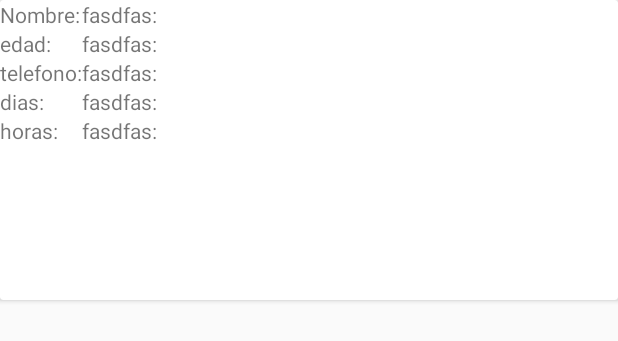
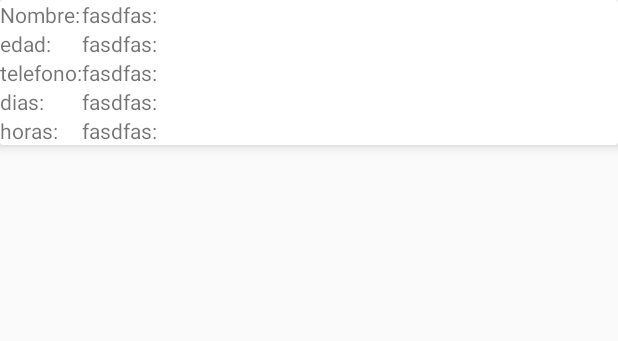
Before and after one commit to GhostDante/babykids, an Android app: the layout item_nana.xml on its own in the app's theme, with its tools: preview values and no code run, on a phone screen of 412 x 824 dp. Shown: the top 341 px of the screen. Run offline under Robolectric (Android 15) with nearby library versions, the light colour scheme and no system bars.

Commit message:
agregar otra niñera y ajustes al cardview

```diff
--- a/app/src/main/java/com/example/dante/babykids/DataBase.java
+++ b/app/src/main/java/com/example/dante/babykids/DataBase.java
@@ -35,6 +35,13 @@ public class DataBase extends SQLiteOpenHelper {
         values2.put("horas","2:00PM-12:00PM");
         db.insert("nanas",null,values2);
 
+        ContentValues values3 = new ContentValues();
+        values3.put("nombre","Trace");
+        values3.put("edad","21");
+        values3.put("telefono","73456107");
+        values3.put("dias","L,M,M,S,D");
+        values3.put("horas","8:00AM-10:00PM");
+        db.insert("nanas",null,values3);
     }
 
     @Override
--- a/app/src/main/res/layout/item_nana.xml
+++ b/app/src/main/res/layout/item_nana.xml
@@ -1,96 +1,86 @@
 <?xml version="1.0" encoding="utf-8"?>
-<android.support.constraint.ConstraintLayout
-    xmlns:android="http://schemas.android.com/apk/res/android" android:layout_width="match_parent"
-    android:layout_height="match_parent">
+<android.support.constraint.ConstraintLayout xmlns:android="http://schemas.android.com/apk/res/android"
+    xmlns:app="http://schemas.android.com/apk/res-auto"
+    android:layout_width="match_parent"
+    android:layout_height="110dp">
 
     <android.support.v7.widget.CardView
         android:layout_width="match_parent"
-        android:layout_height="200dp">
+        android:layout_height="wrap_content"
+
+        app:cardElevation="5dp">
 
         <LinearLayout
             android:layout_width="match_parent"
-            android:layout_height="match_parent"
-            android:orientation="horizontal"
-            >
+            android:layout_height="wrap_content"
+            android:orientation="horizontal">
 
             <LinearLayout
                 android:layout_width="wrap_content"
-                android:layout_height="match_parent"
-                android:orientation="vertical"
-                >
+                android:layout_height="wrap_content"
+                android:orientation="vertical">
 
                 <TextView
                     android:layout_width="wrap_content"
                     android:layout_height="wrap_content"
-                    android:text="Nombre:"
-                    />
+                    android:text="Nombre:" />
 
                 <TextView
                     android:layout_width="wrap_content"
                     android:layout_height="wrap_content"
-                    android:text="edad:"
-                    />
-                <TextView
-                    android:layout_width="wrap_content"
-                    android:layout_height="wrap_content"
-                    android:text="telefono:"
-                    />
+                    android:text="edad:" />
 
                 <TextView
                     android:layout_width="wrap_content"
                     android:layout_height="wrap_content"
-                    android:text="dias:"
-                    />
+                    android:text="telefono:" />
 
                 <TextView
                     android:layout_width="wrap_content"
                     android:layout_height="wrap_content"
-                    android:text="horas:"
-                    />
+                    android:text="dias:" />
+
+                <TextView
+                    android:layout_width="wrap_content"
+                    android:layout_height="wrap_content"
+                    android:text="horas:" />
 
             </LinearLayout>
 
             <LinearLayout
                 android:layout_width="wrap_content"
                 android:layout_height="wrap_content"
-                android:orientation="vertical"
-                >
+                android:orientation="vertical">
 
                 <TextView
                     android:id="@+id/tvNombre"
                     android:layout_width="wrap_content"
                     android:layout_height="wrap_content"
-                    android:text="fasdfas:"
-                    />
+                    android:text="fasdfas:" />
 
                 <TextView
                     android:id="@+id/tvEdad"
                     android:layout_width="wrap_content"
                     android:layout_height="wrap_content"
-                    android:text="fasdfas:"
-                    />
+                    android:text="fasdfas:" />
 
                 <TextView
                     android:id="@+id/tvTelefono"
                     android:layout_width="wrap_content"
                     android:layout_height="wrap_content"
-                    android:text="fasdfas:"
-                    />
+                    android:text="fasdfas:" />
 
                 <TextView
                     android:id="@+id/tvDias"
                     android:layout_width="wrap_content"
                     android:layout_height="wrap_content"
-                    android:text="fasdfas:"
-                    />
+                    android:text="fasdfas:" />
 
                 <TextView
                     android:id="@+id/tvHoras"
                     android:layout_width="wrap_content"
                     android:layout_height="wrap_content"
-                    android:text="fasdfas:"
-                    />
-
+                    android:text="fasdfas:" />
 
 
             </LinearLayout>
```
